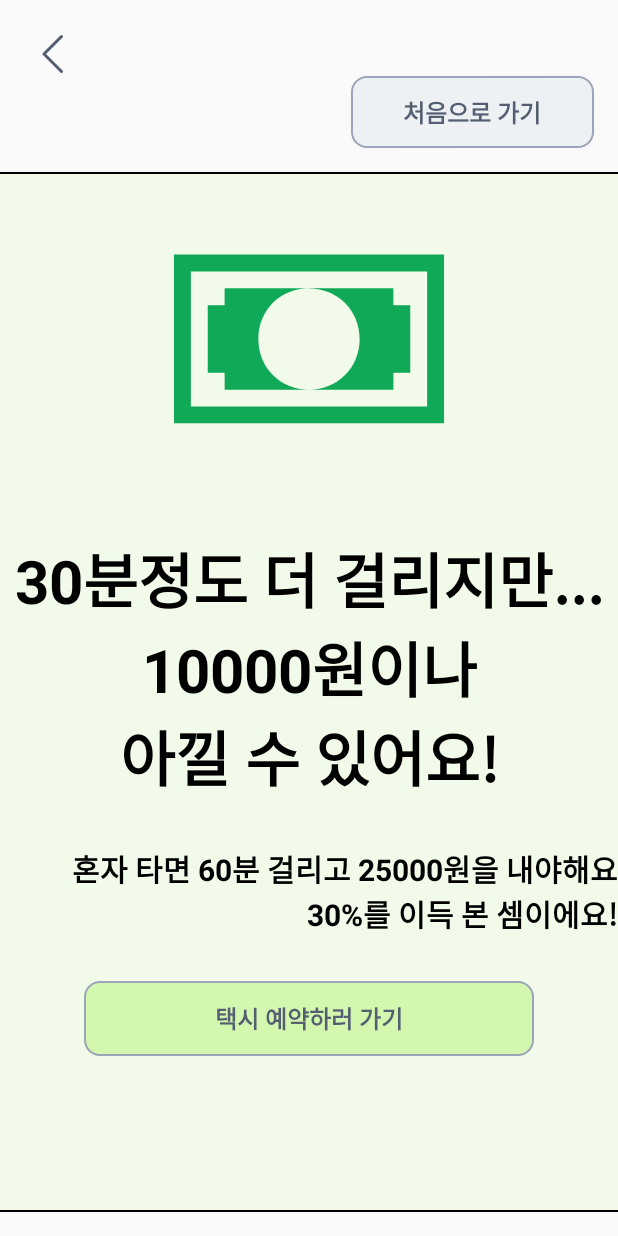
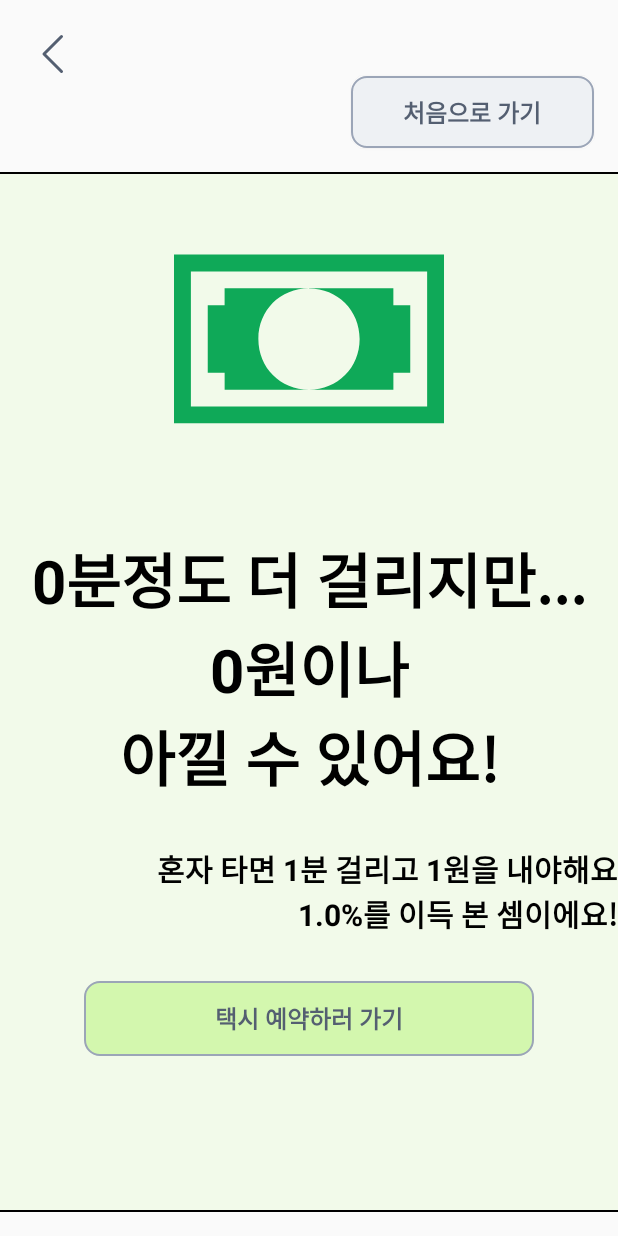
Before and after one commit to CSID-DGU/2024-1-OSS-team-3-TaxiTogether, an Android app: the screen8 screen opened directly, with no data from a screen before it, on a phone screen of 412 x 824 dp. Run offline under Robolectric (Android 15) with nearby library versions, the light colour scheme and no system bars; 5 statements that could not run were skipped.

Commit message:
Modify_screen8(complete)

```diff
--- a/Android/app/src/main/java/com/taxitogether/app/screen8.java
+++ b/Android/app/src/main/java/com/taxitogether/app/screen8.java
@@ -9,6 +9,8 @@ import android.os.Bundle;
 import android.content.Intent;
 import android.view.Gravity;
 import android.view.View;
+import android.view.animation.Animation;
+import android.view.animation.AnimationUtils;
 import android.widget.LinearLayout;
 import android.widget.ImageView;
 import android.widget.TextView;
@@ -21,34 +23,59 @@ public class screen8 extends AppCompatActivity {
         super.onCreate(savedInstanceState);
         setContentView(R.layout.screen8);
 
+        ImageView imageView = findViewById(R.id.money);
+        Animation animIn = AnimationUtils.loadAnimation(this, R.anim.rotate_in);
+        Animation animOut = AnimationUtils.loadAnimation(this, R.anim.rotate_out);
+
+        animIn.setAnimationListener(new Animation.AnimationListener() {
+            @Override
+            public void onAnimationStart(Animation animation) { }
+
+            @Override
+            public void onAnimationEnd(Animation animation) {
+                imageView.startAnimation(animOut); // 첫 번째 애니메이션이 끝나면 두 번째 애니메이션 시작
+            }
+
+            @Override
+            public void onAnimationRepeat(Animation animation) { }
+        });
+
+        animOut.setAnimationListener(new Animation.AnimationListener() {
+            @Override
+            public void onAnimationStart(Animation animation) { }
+
+            @Override
+            public void onAnimationEnd(Animation animation) {
+                imageView.startAnimation(animIn); // 첫 번째 애니메이션이 끝나면 두 번째 애니메이션 시작
+            }
+
+            @Override
+            public void onAnimationRepeat(Animation animation) { }
+        });
+
+        imageView.startAnimation(animIn); // 애니메이션 시작
 
         // 승객이 혼자 탑승했을 경우 지불했을 금액과 걸린 시간
-        int past_cost=0; int past_time=0;
+        int past_cost=1; int past_time=1;
         // 백엔드로부터 얻어낼 본인이 낼 금액과 걸린 시간(시간은 api 콜)
-        int cost=0; int time=0;
+        int cost=1; int time=1;
         // 승객이 얼마를 이득봤는지와 시간은 얼마나 더 걸렸는지
         int profit = past_cost - cost; //
         int more_time = time - past_time;
+        // 얼마나 이득봤는지
+        float time_rate = time/past_time;
+        float cost_rate = cost/past_cost;
+        float rate = Math.round(time_rate * cost_rate);
         // 전역 변수(몇 명이 타는지)
         int num = ( (ValueApplication) getApplication() ).get_num();
 
-        TextView tv = new TextView(this);
-        tv.setText(more_time+"분만큼 더 걸렸지만...");
-        tv.setTextColor(Color.BLACK);
-        tv.setTextAlignment(View.TEXT_ALIGNMENT_CENTER);
-        tv.setGravity(Gravity.CENTER);
-        tv.setTextSize(30);
-        tv.setTypeface(null, Typeface.BOLD);
-        linearLayouts.addView(tv);
+        TextView tv = findViewById(R.id.textView1);
+        tv.setText(more_time+"분정도 더 걸리지만...\n"+profit+"원이나\n아낄 수 있어요!");
+        //linearLayouts.addView(tv);
 
-        TextView tv2 = new TextView(this);
-        tv2.setText(profit+"원을 아꼈어요!");
-        tv2.setTextColor(Color.BLACK);
-        tv2.setTextAlignment(View.TEXT_ALIGNMENT_CENTER);
-        tv2.setGravity(Gravity.CENTER);
-        tv2.setTextSize(30);
-        tv2.setTypeface(null, Typeface.BOLD);
-        linearLayouts.addView(tv2);
+        TextView tv2 = findViewById(R.id.textView2);
+        tv2.setText("혼자 타면 "+past_time+"분 걸리고 "+past_cost+"원을 내야해요\n"+rate+"%를 이득 본 셈이에요!");
+        //linearLayouts.addView(tv2);
 
     }
 
--- a/Android/app/src/main/res/layout/screen2.xml
+++ b/Android/app/src/main/res/layout/screen2.xml
@@ -36,7 +36,8 @@
         android:textSize="16sp"
         android:textStyle="bold"
         tools:layout_editor_absoluteX="16dp"
-        tools:layout_editor_absoluteY="166dp" />
+        tools:layout_editor_absoluteY="166dp"
+        />
 
     <Button
         android:id="@+id/button_go_4_3ppl"
--- a/Android/app/src/main/res/layout/screen8.xml
+++ b/Android/app/src/main/res/layout/screen8.xml
@@ -53,22 +53,22 @@
             app:srcCompat="@drawable/money" />
 
         <TextView
-            android:id="@+id/textView2"
+            android:id="@+id/textView1"
             android:layout_width="match_parent"
             android:layout_height="wrap_content"
             android:layout_marginTop="40dp"
-            android:text="30분정도 더 걸리지만...\n10000원이나\n아낄 수 있어요!"
+            android:text="\n\n"
             android:textAlignment="center"
             android:textColor="#000000"
             android:textSize="40sp"
             android:textStyle="bold" />
 
         <TextView
-            android:id="@+id/textView3"
+            android:id="@+id/textView2"
             android:layout_width="match_parent"
             android:layout_height="wrap_content"
             android:layout_marginTop="30dp"
-            android:text="혼자 타면 60분 걸리고 25000원을 내야해요\n30%를 이득 본 셈이에요!"
+            android:text="\n"
             android:gravity="right"
             android:textColor="#000000"
             android:textSize="20sp"
```
Also changed, not shown: Android/app/src/main/java/com/taxitogether/app/MainActivity.java (+5 -3 lines).
